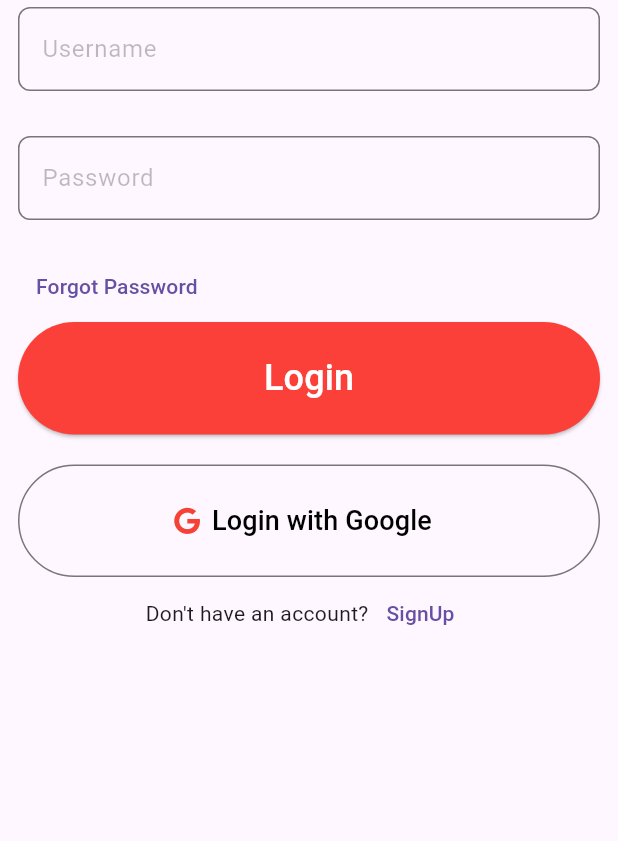
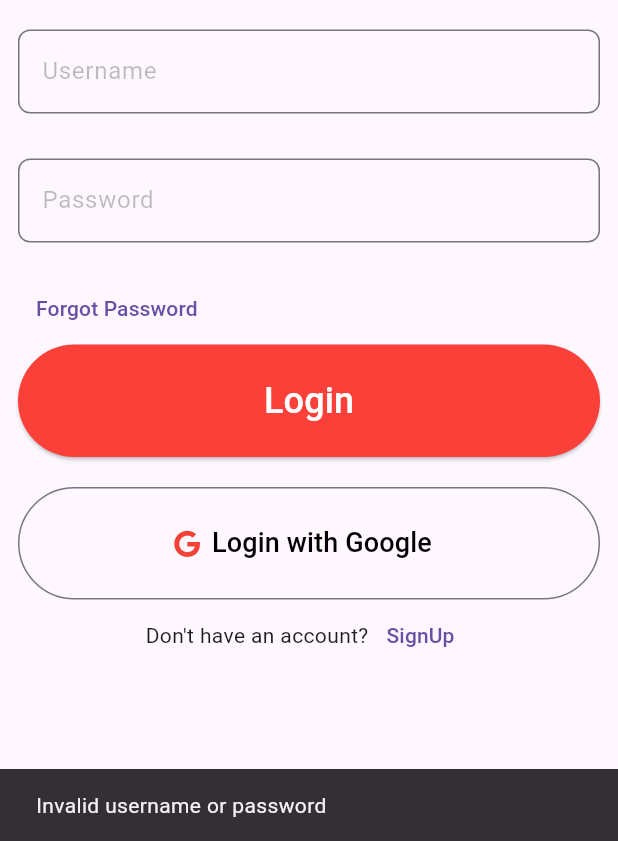
Before and after one commit to kushalkhanal/bidding_bazar, a Flutter app: the screen it shows after launch, after a tap on "Login", on a phone screen of 412 x 824 dp, the part 395-1236 px from its top. Run offline on Flutter 3.47's test engine with Material 3 defaults, Android fonts, the phone set to English and light mode, and no system bars; our stand-ins replace font_awesome_flutter, lottie.

Commit message:
validation added in login page

```diff
--- a/lib/view/login_view.dart
+++ b/lib/view/login_view.dart
@@ -24,7 +24,7 @@ class _LoginViewState extends State<LoginView> {
             padding: const EdgeInsets.all(12),
             child: Column(
               children: [
-                Image.asset("assets/logo/bidding_logo.png", height: 120),
+                Image.asset("assets/logo/bidding_logo.png", height: 150),
                 const SizedBox(height: 20),
                 Form(
                   key: _formKey,
@@ -32,7 +32,6 @@ class _LoginViewState extends State<LoginView> {
                     children: [
                       TextFormField(
                         controller: _emailController,
-
                         decoration: InputDecoration(
                           hintText: "Enter your email",
                           labelText: "Username",
@@ -41,6 +40,12 @@ class _LoginViewState extends State<LoginView> {
                             borderRadius: BorderRadius.circular(8),
                           ),
                         ),
+                        validator: (value) {
+                          if (value == null || value.trim().isEmpty) {
+                            return 'Password is required';
+                          }
+                          return null;
+                        },
                       ),
                       const SizedBox(height: 30),
                       TextFormField(
@@ -55,6 +60,12 @@ class _LoginViewState extends State<LoginView> {
                             borderRadius: BorderRadius.circular(8),
                           ),
                         ),
+                        validator: (value) {
+                          if (value == null || value.trim().isEmpty) {
+                            return 'Password is required';
+                          }
+                          return null;
+                        },
                       ),
                       const SizedBox(height: 20),
                       Row(
@@ -71,10 +82,20 @@ class _LoginViewState extends State<LoginView> {
                         width: double.infinity,
                         child: ElevatedButton(
                           onPressed: () {
-
-                            if (_emailController.text=="admin" &&_passwordController.text=="admin") {
-
-                              Navigator.pushReplacement(context, MaterialPageRoute(builder: (context)=>DashboardView()));
+                            if (_emailController.text == "admin" &&
+                                _passwordController.text == "admin") {
+                              Navigator.pushReplacement(
+                                context,
+                                MaterialPageRoute(
+                                  builder: (context) => DashboardView(),
+                                ),
+                              );
+                            } else {
+                              ScaffoldMessenger.of(context).showSnackBar(
+                                const SnackBar(
+                                  content: Text("Invalid username or password"),
+                                ),
+                              );
                             }
                           },
                           style: ElevatedButton.styleFrom(
```
